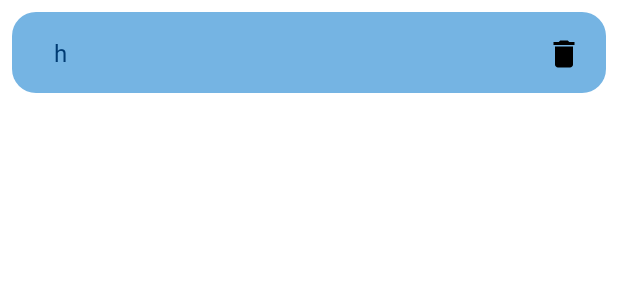
After one commit to yomnakerir/SkiesCue, an Android app: the layout item_card_favourite.xml on its own in the app's theme, with its tools: preview values and no code run, on a phone screen of 412 x 824 dp. The commit adds this screen. Shown: the top 300 px of the screen. Run offline under Robolectric (Android 15) with nearby library versions, the phone set to English and light mode, and no system bars.

```diff
--- a/app/build.gradle
+++ b/app/build.gradle
@@ -2,6 +2,7 @@ plugins {
     id 'com.android.application'
     id 'org.jetbrains.kotlin.android'
     id 'kotlin-kapt'
+    id 'com.google.android.libraries.mapsplatform.secrets-gradle-plugin'
 }
 
 android {
--- a/app/src/main/java/com/example/skiescue/data/network/ApiCalls.kt
+++ b/app/src/main/java/com/example/skiescue/data/network/ApiCalls.kt
@@ -14,7 +14,7 @@ interface ApiCalls {
             @Query("lat") lat: Double,
             @Query("lon") lon: Double,
             @Query("lang") language: String="en",
-            @Query("units") units: String = "metric",
+            @Query("units") units: String,
             @Query("exclude") exclude: String ?= null,
             @Query("appid") appid: String = Constants.appId
         ): Response<WeatherResponse>
--- a/app/src/main/java/com/example/skiescue/home/view/HomeFragment.kt
+++ b/app/src/main/java/com/example/skiescue/home/view/HomeFragment.kt
@@ -152,7 +152,7 @@ class HomeFragment : Fragment() {
        // tukia
        //viewModel.getWeatherDetails(39.8838319962455, 32.64327850625678)
 
-      viewModel.getWeatherDetails(31.32805230565252, 31.715162800626036)
+      viewModel.getWeatherDetails(31.32805230565252, 31.715162800626036, "", "metric")
 
 
 
--- /dev/null
+++ b/app/src/main/res/drawable/ic_baseline_delete_24.xml
@@ -0,0 +1,5 @@
+<vector android:height="24dp" android:tint="#000000"
+    android:viewportHeight="24" android:viewportWidth="24"
+    android:width="24dp" xmlns:android="http://schemas.android.com/apk/res/android">
+    <path android:fillColor="@android:color/white" android:pathData="M6,19c0,1.1 0.9,2 2,2h8c1.1,0 2,-0.9 2,-2V7H6v12zM19,4h-3.5l-1,-1h-5l-1,1H5v2h14V4z"/>
+</vector>
--- /dev/null
+++ b/app/src/main/res/layout/item_card_favourite.xml
@@ -0,0 +1,60 @@
+<?xml version="1.0" encoding="utf-8"?>
+
+
+<layout xmlns:android="http://schemas.android.com/apk/res/android"
+    xmlns:app="http://schemas.android.com/apk/res-auto"
+    xmlns:tools="http://schemas.android.com/tools">
+
+    <data>
+
+    </data>
+
+    <androidx.cardview.widget.CardView
+        android:id="@+id/cardFavView"
+        android:layout_width="match_parent"
+        android:layout_height="wrap_content"
+        android:layout_margin="8dp"
+        android:padding="16dp"
+        android:layout_marginTop="16dp"
+
+        app:cardBackgroundColor="@android:color/transparent"
+        app:cardElevation="0dp"
+        app:cardCornerRadius="16dp"
+        app:layout_constraintEnd_toEndOf="parent"
+        app:layout_constraintStart_toStartOf="parent"
+        app:layout_constraintTop_toTopOf="parent">
+
+
+        <androidx.constraintlayout.widget.ConstraintLayout
+            android:layout_width="match_parent"
+            android:layout_height="match_parent"
+            android:background="@color/blueTran">
+
+            <TextView
+                android:id="@+id/txt_fav_timeZone"
+                android:layout_width="300dp"
+                android:layout_height="wrap_content"
+                android:layout_marginStart="16dp"
+                android:layout_marginTop="16dp"
+                android:layout_marginEnd="16dp"
+                android:layout_marginBottom="16dp"
+                android:textColor="@color/deep"
+                android:textSize="16sp"
+                app:layout_constraintBottom_toBottomOf="parent"
+                app:layout_constraintEnd_toStartOf="@+id/img_delete"
+                app:layout_constraintStart_toStartOf="parent"
+                app:layout_constraintTop_toTopOf="parent"
+                tools:text="h" />
+
+            <ImageView
+                android:id="@+id/img_delete"
+                android:layout_width="24dp"
+                android:layout_height="24dp"
+                android:layout_marginTop="16dp"
+                android:layout_marginEnd="16dp"
+                app:layout_constraintEnd_toEndOf="parent"
+                app:layout_constraintTop_toTopOf="parent"
+                app:srcCompat="@drawable/ic_baseline_delete_24" />
+        </androidx.constraintlayout.widget.ConstraintLayout>
+    </androidx.cardview.widget.CardView>
+</layout>
--- a/build.gradle
+++ b/build.gradle
@@ -3,4 +3,5 @@ plugins {
     id 'com.android.application' version '7.3.1' apply false
     id 'com.android.library' version '7.3.1' apply false
     id 'org.jetbrains.kotlin.android' version '1.7.20' apply false
+    id 'com.google.android.libraries.mapsplatform.secrets-gradle-plugin' version '2.0.1' apply false
 }
```
Also changed, not shown: app/src/main/AndroidManifest.xml (+21 -3 lines), app/src/main/java/com/example/skiescue/favourite/view/FavouriteFragment.kt (+10 -3 lines), app/src/main/java/com/example/skiescue/favourite/viewmodel/FavouriteViewModel.kt (+8 -0 lines), app/src/main/java/com/example/skiescue/home/viewmodel/HomeViewModel.kt (+8 -2 lines), app/src/main/java/com/example/skiescue/map/MapsFragment.kt (added, +144 -0 lines), app/src/main/java/com/example/skiescue/model/Repository.kt (+5 -4 lines), app/src/main/java/com/example/skiescue/setting/SettingFragment.kt (+155 -9 lines), app/src/main/res/layout/fragment_maps.xml (added, +38 -0 lines), app/src/main/res/navigation/mobile_navigation.xml (+15 -0 lines).
